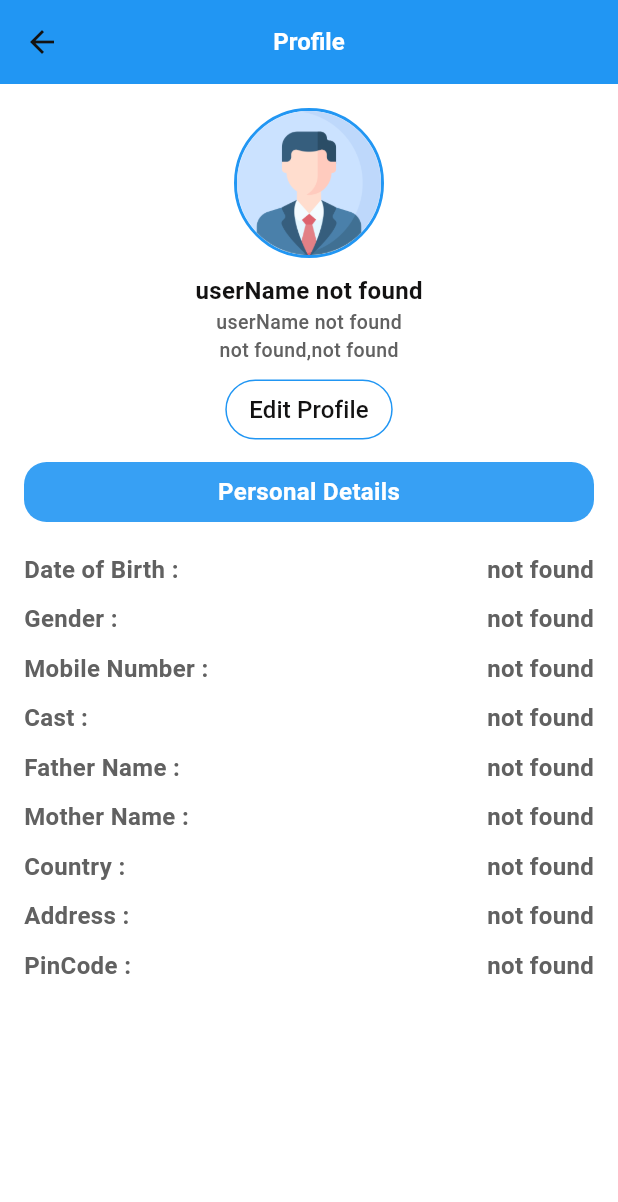
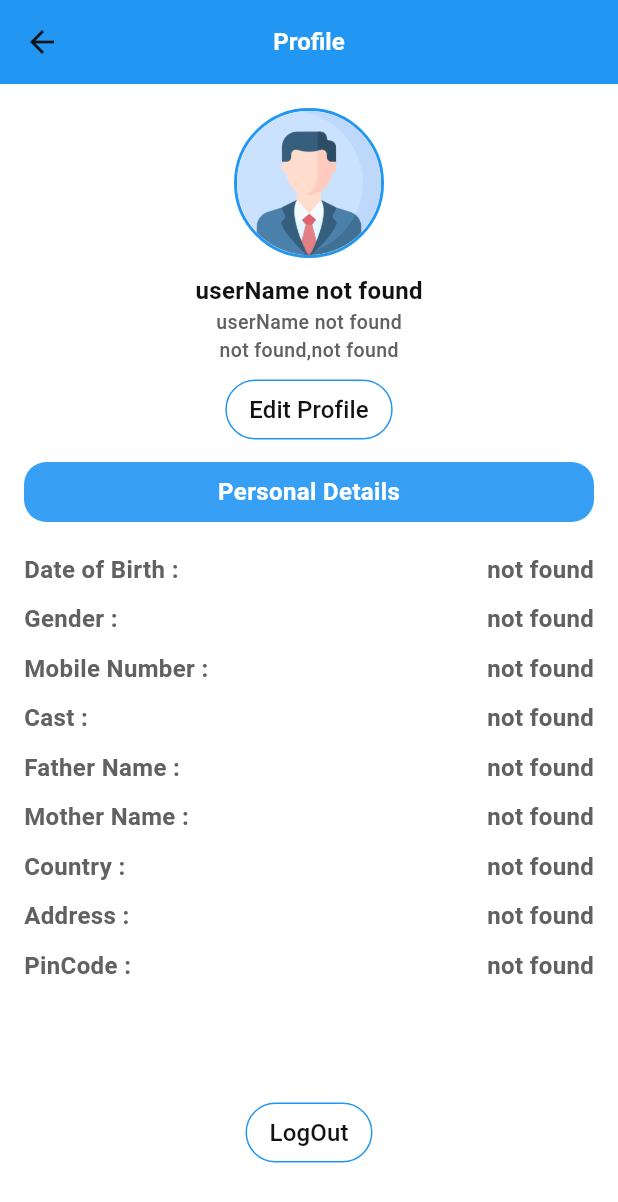
Before and after one commit to IamNikunjParmar/college-management-app, a Flutter app: the ProfilePageView screen opened by its route, on a phone screen of 412 x 824 dp. Shown: the top 1202 px of the screen. Run offline on Flutter 3.47's test engine with Material 3 defaults, Android fonts, the phone set to English and light mode, and no system bars; drawn by our look-alikes of toastification; our stand-ins replace bloc, cached_network_image, dio, equatable, event_bus, flutter_bloc and 6 more; accounts and stored records are empty; network calls fail; Roboto replaces fonts that are missing (PlusJakartaSans).

Commit message:
college management

```diff
--- /dev/null
+++ b/lib/src/logic/auth/delete User Account/delete_user_account_state.dart
@@ -0,0 +1,6 @@
+part of 'delete_user_account_cubit.dart';
+
+class DeleteUserAccountState extends Equatable {
+  @override
+  List<Object?> get props => [];
+}
--- /dev/null
+++ b/lib/src/logic/auth/logOut User/log_out_user_state.dart
@@ -0,0 +1,6 @@
+part of 'log_out_user_cubit.dart';
+
+class LogOutUserState extends Equatable {
+  @override
+  List<Object?> get props => [];
+}
--- a/lib/src/logic/auth/login/login_page_cubit.dart
+++ b/lib/src/logic/auth/login/login_page_cubit.dart
@@ -50,7 +50,7 @@ class LoginPageCubit extends Cubit<LoginPageState> {
       }
     } catch (e) {
       Log.error("Error during login: $e");
-      _showToast(msg ?? 'An error occurred', Colors.red, Icons.error);
+      _showToast(msg ?? 'An error occurred Server', Colors.red, Icons.error);
       Log.info(e.toString());
     }
   }
--- a/lib/src/package/data/modal/userDetailsModal/user_details_modal.dart
+++ b/lib/src/package/data/modal/userDetailsModal/user_details_modal.dart
@@ -4,6 +4,8 @@ part 'user_details_modal.g.dart';
 
 @JsonSerializable()
 class UserDetailsModal {
+  @JsonKey(name: '_id')
+  final String? id;
   final String? studentName;
   final String? courseName;
   final String? city;
@@ -19,6 +21,7 @@ class UserDetailsModal {
   final int? pinCode;
 
   UserDetailsModal({
+    this.id,
     this.studentName,
     this.courseName,
     this.city,
@@ -38,6 +41,7 @@ class UserDetailsModal {
   Map<String, dynamic> toJson() => _$UserDetailsModalToJson(this);
 
   UserDetailsModal copyWith({
+    String? id,
     String? studentName,
     String? courseName,
     String? city,
@@ -52,6 +56,7 @@ class UserDetailsModal {
     int? pinCode,
   }) {
     return UserDetailsModal(
+      id: id ?? this.id,
       studentName: studentName ?? this.studentName,
       city: city ?? this.city,
       country: country ?? this.country,
--- a/lib/src/package/resorces/appConstance.dart
+++ b/lib/src/package/resorces/appConstance.dart
@@ -10,7 +10,7 @@ abstract interface class AppConstants {
   static final amountRegExp = RegExp(r'^[0-9]+(\.[0-9][0-9])?$');
   static final confirmPasswordRegExp = RegExp(r'^(?!$passwordPatternRegExp$).*$');
 
-  static const baseUrl = 'https://165c-113-193-210-86.ngrok-free.app';
+  static const baseUrl = 'https://b52e-113-193-210-86.ngrok-free.app';
 
   //Body data variable
   static const courseName = 'courseName';
@@ -31,4 +31,5 @@ abstract interface class ApiEndPoints {
   static const getCourseList = "/getcourselist";
   static const studentSelectCourse = "/studentselectcourse";
   static const updateUser = "/updateUser";
+  static const logoutUser = "/logoutuser";
 }
--- a/lib/src/ui/auth/edit profile/edit_profile_view.dart
+++ b/lib/src/ui/auth/edit profile/edit_profile_view.dart
@@ -238,7 +238,6 @@ class EditProfileView extends StatelessWidget {
                       ),
                       child: const Text("Save"),
                     ),
-                    if (state.isLoading) const Center(child: CircularProgressIndicator()),
                   ],
                 ),
               ),
--- a/lib/src/ui/auth/profile/profile_page_view.dart
+++ b/lib/src/ui/auth/profile/profile_page_view.dart
@@ -1,7 +1,10 @@
+import 'package:college_management_app/src/logic/auth/logOut%20User/log_out_user_cubit.dart';
 import 'package:college_management_app/src/package/data/modal/userDetailsModal/user_details_modal.dart';
 import 'package:college_management_app/src/package/data/modal/userModal/user_modal.dart';
 import 'package:college_management_app/src/package/utils/images_utils.dart';
+import 'package:college_management_app/src/package/utils/logger.dart';
 import 'package:college_management_app/src/ui/auth/edit%20profile/edit_profile_view.dart';
+import 'package:college_management_app/src/ui/auth/login/login_page_view.dart';
 import 'package:flutter/material.dart';
 import 'package:flutter_bloc/flutter_bloc.dart';
 import 'package:gap/gap.dart';
@@ -13,11 +16,11 @@ class ProfilePageView extends StatelessWidget {
   const ProfilePageView({super.key});
 
   static Widget builder(BuildContext context) {
-    return BlocProvider(
-      create: (context) => ProfilePageCubit(
-        ProfilePageState(),
-        context: context,
-      ),
+    return MultiBlocProvider(
+      providers: [
+        BlocProvider(create: (context) => ProfilePageCubit(ProfilePageState(), context: context)),
+        BlocProvider(create: (context) => LogOutUserCubit(LogOutUserState(), context: context)),
+      ],
       child: const ProfilePageView(),
     );
   }
@@ -26,11 +29,9 @@ class ProfilePageView extends StatelessWidget {
 
   @override
   Widget build(BuildContext context) {
-    UserDetailsModal? newUserData = ModalRoute.of(context)!.settings.arguments as UserDetailsModal?;
-
+    UserDetailsModal? userData = ModalRoute.of(context)!.settings.arguments as UserDetailsModal?;
     return BlocBuilder<ProfilePageCubit, ProfilePageState>(
       builder: (context, state) {
-        var userData = state.userData;
         return Scaffold(
           appBar: AppBar(
             backgroundColor: Colors.blue,
@@ -124,14 +125,11 @@ class ProfilePageView extends StatelessWidget {
                         height: 40, // Set the desired height
                         child: OutlinedButton(
                           onPressed: () async {
-                            final updatedUser = await Navigator.pushNamed(
+                            Navigator.pushNamed(
                               context,
                               EditProfileView.routeName,
                               arguments: userData,
                             );
-                            if (updatedUser != null && updatedUser is UserDetailsModal) {
-                              userData = updatedUser;
-                            }
                           },
                           style: OutlinedButton.styleFrom(
                             side: const BorderSide(color: Colors.blue),
@@ -166,6 +164,26 @@ class ProfilePageView extends StatelessWidget {
                     ),
                   ),
                   CustomPersonalDataWidget(userData: userData),
+
+                  const Gap(80),
+                  Align(
+                    child: SizedBox(
+                      height: 40, // Set the desired height
+                      child: OutlinedButton(
+                        onPressed: () async {
+                          context.read<LogOutUserCubit>().logOutUserData(userData!);
+                        },
+                        style: OutlinedButton.styleFrom(
+                          side: const BorderSide(color: Colors.blue),
+                          shape: RoundedRectangleBorder(
+                            borderRadius: BorderRadius.circular(25),
+                          ),
+                          padding: const EdgeInsets.symmetric(horizontal: 16),
+                        ),
+                        child: const Text("LogOut"),
+                      ),
+                    ),
+                  ),
                 ],
               ),
             ),
```
Also changed, not shown: lib/src/logic/auth/delete User Account/delete_user_account_cubit.dart (added, +25 -0 lines), lib/src/logic/auth/edit profile/edit_profile_cubit.dart (+8 -7 lines), lib/src/logic/auth/home/home_page_cubit.dart (+18 -7 lines), lib/src/logic/auth/logOut User/log_out_user_cubit.dart (added, +53 -0 lines), lib/src/logic/auth/profile/profile_page_cubit.dart (+38 -37 lines), lib/src/ui/auth/home/home_page_view.dart (+19 -7 lines), lib/src/package/data/modal/userDetailsModal/user_details_modal.g.dart.
